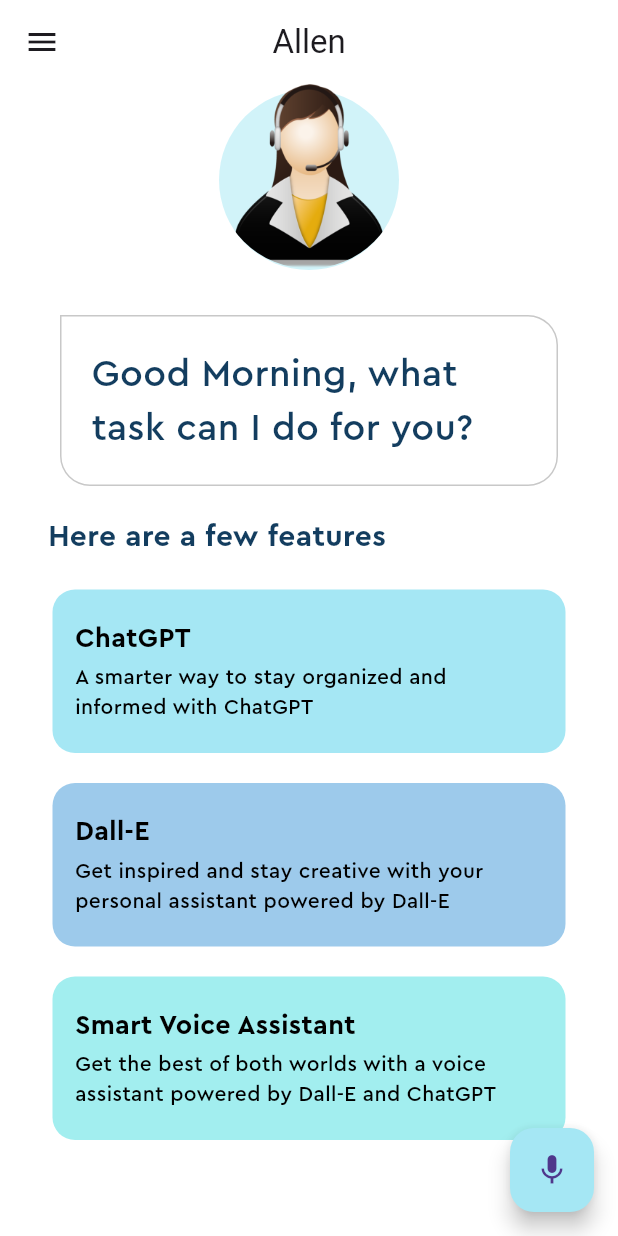
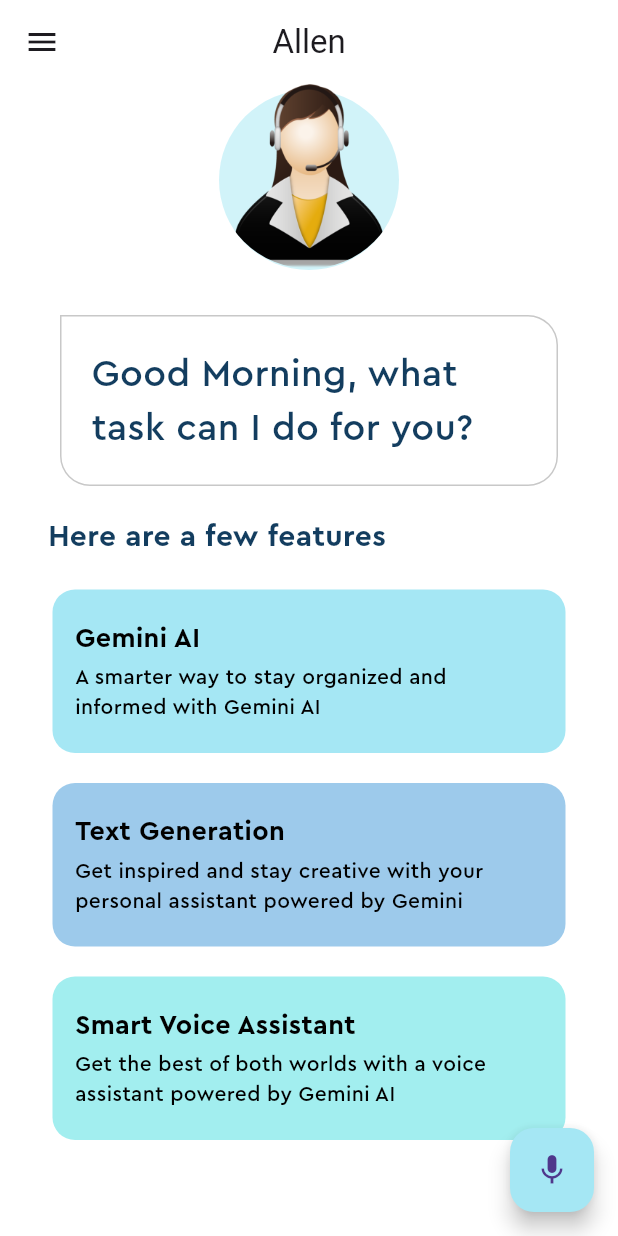
Before and after one commit to anupamm3/smart_voice_ai, a Flutter app: the screen it shows after launch, after a tap on the "mic" icon, on a phone screen of 412 x 824 dp. Run offline on Flutter 3.47's test engine with Material 3 defaults, Android fonts, the phone set to English and light mode, and no system bars; our stand-ins replace animate_do, flutter_tts, speech_to_text.

Commit message:
Update HomePage to use Gemini instead of OpenAI

```diff
--- a/lib/home_page.dart
+++ b/lib/home_page.dart
@@ -2,7 +2,7 @@
 import 'package:flutter/material.dart';
 import 'package:flutter_tts/flutter_tts.dart';
 import 'package:smart_voice_ai/feature_box.dart';
-import 'package:smart_voice_ai/open_services.dart';
+import 'package:smart_voice_ai/gemini_service.dart';
 import 'package:smart_voice_ai/pallete.dart';
 import 'package:speech_to_text/speech_recognition_result.dart';
 import 'package:speech_to_text/speech_to_text.dart';
@@ -18,7 +18,7 @@
   final speechToText = SpeechToText();
   final flutterTts = FlutterTts();
   String lastWords = '';
-  final OpenAIService openAIService = OpenAIService();
+  final GeminiService geminiService = GeminiService();
   String? generatedContent;
   String? generatedImageUrl;
   int start = 200;
@@ -185,18 +185,18 @@
                     delay: Duration(milliseconds: start),
                     child: const FeatureBox(
                       color: Pallete.featureBox1Color,
-                      headerText: 'ChatGPT',
+                      headerText: 'Gemini AI',
                       descriptionText:
-                          'A smarter way to stay organized and informed with ChatGPT',
+                          'A smarter way to stay organized and informed with Gemini AI',
                     ),
                   ),
                   SlideInLeft(
                     delay: Duration(milliseconds: start + delay),
                     child: const FeatureBox(
                       color: Pallete.featureBox2Color,
-                      headerText: 'Dall-E',
+                      headerText: 'Text Generation',
                       descriptionText:
-                          'Get inspired and stay creative with your personal assistant powered by Dall-E',
+                          'Get inspired and stay creative with your personal assistant powered by Gemini',
                     ),
                   ),
                   SlideInLeft(
@@ -205,7 +205,7 @@
                       color: Pallete.featureBox3Color,
                       headerText: 'Smart Voice Assistant',
                       descriptionText:
-                          'Get the best of both worlds with a voice assistant powered by Dall-E and ChatGPT',
+                          'Get the best of both worlds with a voice assistant powered by Gemini AI',
                     ),
                   ),
                 ],
@@ -227,7 +227,7 @@
               await startListening();
             } else if (speechToText.isListening) {
               debugPrint('Final speech input: $lastWords');
-              final speech = await openAIService.isArtPromptAPI(lastWords);
+              final speech = await geminiService.isArtPromptAPI(lastWords); // Changed this line
               if (speech.contains('https')) {
                 generatedImageUrl = speech;
                 generatedContent = null;
```
